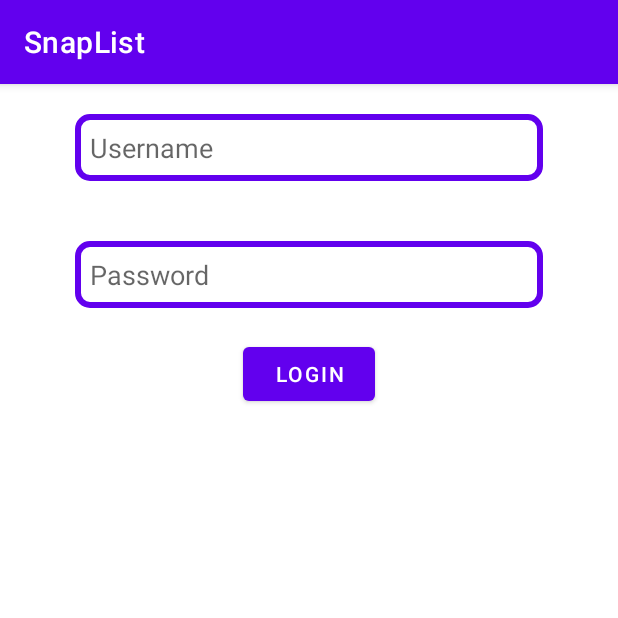
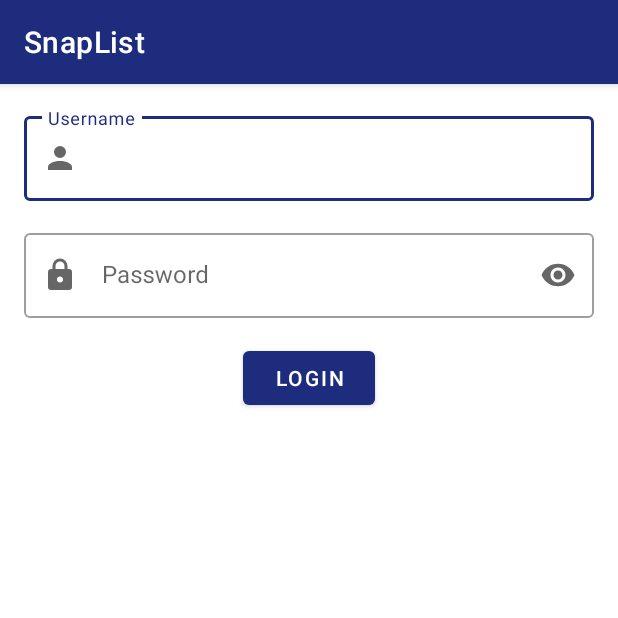
Before and after one commit to norppa/SnapListApp, an Android app: the screen it shows after launch (MainActivity), on a phone screen of 412 x 824 dp, the top half of it. Run offline under Robolectric (Android 15) with nearby library versions, the light colour scheme and no system bars; our stand-ins replace Volley; Roboto replaces fonts that are not available here.

Commit message:
improve looks

```diff
--- a/app/src/main/java/com/ducksoup/snaplist/LoginFragment.kt
+++ b/app/src/main/java/com/ducksoup/snaplist/LoginFragment.kt
@@ -10,13 +10,13 @@ import android.view.inputmethod.InputMethodManager
 import android.widget.Button
 import android.widget.EditText
 import androidx.navigation.findNavController
+import com.google.android.material.textfield.TextInputEditText
 
 class LoginFragment : Fragment() {
     override fun onCreateView(
         inflater: LayoutInflater, container: ViewGroup?,
         savedInstanceState: Bundle?
     ): View? {
-        // Inflate the layout for this fragment
         return inflater.inflate(R.layout.fragment_login, container, false)
     }
 
@@ -26,8 +26,8 @@ class LoginFragment : Fragment() {
     }
 
     private fun login(view: View) {
-        val username = view.findViewById<EditText>(R.id.username).text.toString()
-        val password = view.findViewById<EditText>(R.id.password).text.toString()
+        val username = view.findViewById<TextInputEditText>(R.id.input_username).text.toString()
+        val password = view.findViewById<TextInputEditText>(R.id.input_password).text.toString()
         fun callback(token: String) {
             Token.setToken(token, requireActivity())
             view.findNavController().navigate(R.id.snapListFragment)
--- /dev/null
+++ b/app/src/main/res/drawable/icon_lock.xml
@@ -0,0 +1,8 @@
+<?xml version="1.0" encoding="utf-8"?>
+<vector xmlns:android="http://schemas.android.com/apk/res/android"
+    android:height="24dp"
+    android:width="24dp"
+    android:viewportWidth="24"
+    android:viewportHeight="24">
+    <path android:fillColor="#000" android:pathData="M12,17A2,2 0 0,0 14,15C14,13.89 13.1,13 12,13A2,2 0 0,0 10,15A2,2 0 0,0 12,17M18,8A2,2 0 0,1 20,10V20A2,2 0 0,1 18,22H6A2,2 0 0,1 4,20V10C4,8.89 4.9,8 6,8H7V6A5,5 0 0,1 12,1A5,5 0 0,1 17,6V8H18M12,3A3,3 0 0,0 9,6V8H15V6A3,3 0 0,0 12,3Z" />
+</vector>
--- /dev/null
+++ b/app/src/main/res/drawable/icon_user.xml
@@ -0,0 +1,8 @@
+<?xml version="1.0" encoding="utf-8"?>
+<vector xmlns:android="http://schemas.android.com/apk/res/android"
+    android:height="24dp"
+    android:width="24dp"
+    android:viewportWidth="24"
+    android:viewportHeight="24">
+    <path android:fillColor="#000" android:pathData="M12,4A4,4 0 0,1 16,8A4,4 0 0,1 12,12A4,4 0 0,1 8,8A4,4 0 0,1 12,4M12,14C16.42,14 20,15.79 20,18V20H4V18C4,15.79 7.58,14 12,14Z" />
+</vector>
--- a/app/src/main/res/drawable/input_border.xml
+++ /dev/null
@@ -1,8 +0,0 @@
-<?xml version="1.0" encoding="utf-8"?>
-<shape xmlns:android="http://schemas.android.com/apk/res/android"
-    android:shape="rectangle">
-    <stroke
-        android:width="4dp"
-        android:color="@color/purple_500" />
-    <corners android:radius="8dp" />
-</shape>
--- a/app/src/main/res/drawable/left_border.xml
+++ b/app/src/main/res/drawable/left_border.xml
@@ -2,13 +2,13 @@
 <layer-list xmlns:android="http://schemas.android.com/apk/res/android">
     <item>
         <shape android:shape="rectangle">
-            <solid android:color="@color/purple_700" />
+            <solid android:color="@color/blue_600" />
         </shape>
     </item>
     <item
         android:left="4dp">
         <shape android:shape="rectangle">
-            <solid android:color="@color/purple_200" />
+            <solid android:color="@color/blue_600" />
         </shape>
     </item>
     <item
--- a/app/src/main/res/layout/add_list_dialog.xml
+++ b/app/src/main/res/layout/add_list_dialog.xml
@@ -1,7 +1,6 @@
 <?xml version="1.0" encoding="utf-8"?>
 <LinearLayout
     xmlns:android="http://schemas.android.com/apk/res/android"
-    xmlns:app="http://schemas.android.com/apk/res-auto"
     android:layout_width="match_parent"
     android:layout_height="match_parent"
     android:orientation="vertical">
@@ -12,7 +11,7 @@
         android:layout_marginStart="16dp"
         android:layout_marginEnd="16dp"
         android:layout_marginTop="16dp"
-        android:hint="List Name"
+        android:hint="@string/hint_list_name"
         style="@style/Widget.MaterialComponents.TextInputLayout.OutlinedBox">
 
         <com.google.android.material.textfield.TextInputEditText
--- a/app/src/main/res/layout/fragment_login.xml
+++ b/app/src/main/res/layout/fragment_login.xml
@@ -1,41 +1,56 @@
 <?xml version="1.0" encoding="utf-8"?>
 <LinearLayout xmlns:android="http://schemas.android.com/apk/res/android"
+    xmlns:app="http://schemas.android.com/apk/res-auto"
     xmlns:tools="http://schemas.android.com/tools"
     android:layout_width="match_parent"
     android:layout_height="wrap_content"
     android:orientation="vertical"
     tools:context=".MainActivity">
 
-    <EditText
-        android:id="@+id/username"
+    <com.google.android.material.textfield.TextInputLayout
+        style="@style/Widget.MaterialComponents.TextInputLayout.OutlinedBox"
         android:layout_width="match_parent"
         android:layout_height="wrap_content"
-        android:layout_marginHorizontal="50dp"
-        android:layout_marginVertical="20dp"
-        android:background="@drawable/input_border"
-        android:ems="10"
-        android:hint="Username"
-        android:inputType="textPersonName"
-        android:paddingHorizontal="10dp"
-        android:paddingVertical="10dp" />
+        android:layout_marginStart="16dp"
+        android:layout_marginTop="16dp"
+        android:layout_marginEnd="16dp"
+        android:hint="@string/hint_username"
+        app:startIconDrawable="@drawable/icon_user">
 
-    <EditText
-        android:id="@+id/password"
+        <com.google.android.material.textfield.TextInputEditText
+            android:id="@+id/input_username"
+            android:layout_width="match_parent"
+            android:layout_height="match_parent"
+            android:inputType="text"
+            android:singleLine="true" />
+
+    </com.google.android.material.textfield.TextInputLayout>
+
+    <com.google.android.material.textfield.TextInputLayout
+        style="@style/Widget.MaterialComponents.TextInputLayout.OutlinedBox"
         android:layout_width="match_parent"
         android:layout_height="wrap_content"
-        android:layout_marginHorizontal="50dp"
-        android:layout_marginVertical="20dp"
-        android:background="@drawable/input_border"
-        android:ems="10"
-        android:hint="Password"
-        android:inputType="textPassword"
-        android:paddingHorizontal="10dp"
-        android:paddingVertical="10dp" />
+        android:layout_marginStart="16dp"
+        android:layout_marginTop="16dp"
+        android:layout_marginEnd="16dp"
+        android:hint="@string/hint_password"
+        app:endIconMode="password_toggle"
+        app:startIconDrawable="@drawable/icon_lock">
+
+        <com.google.android.material.textfield.TextInputEditText
+            android:id="@+id/input_password"
+            android:layout_width="match_parent"
+            android:layout_height="match_parent"
+            android:inputType="textPassword"
+            android:singleLine="true"/>
+
+    </com.google.android.material.textfield.TextInputLayout>
 
     <Button
         android:id="@+id/login"
         android:layout_width="wrap_content"
         android:layout_height="wrap_content"
+        android:layout_marginTop="16dp"
         android:layout_gravity="center"
         android:text="Login" />
 
--- a/app/src/main/res/layout/fragment_snap_list.xml
+++ b/app/src/main/res/layout/fragment_snap_list.xml
@@ -30,10 +30,12 @@
         android:layout_height="wrap_content"
         android:layout_margin="10dp"
         android:ems="10"
-        android:inputType="textPersonName"
+        android:inputType="text"
+        android:hint="@string/hint_item_name"
         app:layout_constraintBottom_toBottomOf="parent"
         app:layout_constraintEnd_toStartOf="@id/add_button"
-        app:layout_constraintStart_toStartOf="parent" />
+        app:layout_constraintStart_toStartOf="parent"
+        android:autofillHints="false" />
 
     <com.google.android.material.floatingactionbutton.FloatingActionButton
         android:id="@+id/add_button"
@@ -41,9 +43,9 @@
         android:layout_width="wrap_content"
         android:layout_height="wrap_content"
         android:layout_margin="10dp"
-        android:text="Add"
         app:layout_constraintBottom_toBottomOf="parent"
-        app:layout_constraintEnd_toEndOf="parent" />
+        app:layout_constraintEnd_toEndOf="parent"
+        android:contentDescription="@string/content_description_add_new_item_button" />
 
 
 </androidx.constraintlayout.widget.ConstraintLayout>
--- a/app/src/main/res/layout/list_item.xml
+++ b/app/src/main/res/layout/list_item.xml
@@ -1,7 +1,6 @@
 <?xml version="1.0" encoding="utf-8"?>
 <LinearLayout
     xmlns:android="http://schemas.android.com/apk/res/android"
-    xmlns:app="http://schemas.android.com/apk/res-auto"
     android:layout_width="match_parent"
     android:layout_height="wrap_content">
 
@@ -10,11 +9,10 @@
         android:layout_width="match_parent"
         android:layout_height="wrap_content"
         android:fontFamily="@font/arbutus_slab"
-        android:text="List Item Placeholder"
         android:textColor="@color/black"
         android:textSize="20sp"
         android:background="@drawable/left_border"
-        android:paddingLeft="10dp"
+        android:paddingHorizontal="10dp"
         android:paddingVertical="2dp"/>
 
 </LinearLayout>
--- a/app/src/main/res/menu/menu.xml
+++ b/app/src/main/res/menu/menu.xml
@@ -5,18 +5,18 @@
     <group android:id="@+id/menu_group_1">
         <item
             android:id="@+id/menu_delete_checked"
-            android:title="Delete checked items" />
+            android:title="@string/menu_delete_checked" />
         <item
             android:id="@+id/menu_delete_all"
-            android:title="Delete all items" />
+            android:title="@string/menu_delete_all" />
     </group>
     <group android:id="@+id/menu_group_2">
         <item
             android:id="@+id/menu_add_list"
-            android:title="Add a new list" />
+            android:title="@string/menu_add_list" />
         <item
             android:id="@+id/menu_delete_list"
-            android:title="Delete list" />
+            android:title="@string/menu_delete_list" />
     </group>
     <group android:id="@+id/menu_group_3">
         <item
--- a/app/src/main/res/values-night/themes.xml
+++ /dev/null
@@ -1,16 +0,0 @@
-<resources xmlns:tools="http://schemas.android.com/tools">
-    <!-- Base application theme. -->
-    <style name="Theme.SnapList" parent="Theme.MaterialComponents.DayNight.DarkActionBar">
-        <!-- Primary brand color. -->
-        <item name="colorPrimary">@color/purple_200</item>
-        <item name="colorPrimaryVariant">@color/purple_700</item>
-        <item name="colorOnPrimary">@color/black</item>
-        <!-- Secondary brand color. -->
-        <item name="colorSecondary">@color/teal_200</item>
-        <item name="colorSecondaryVariant">@color/teal_200</item>
-        <item name="colorOnSecondary">@color/black</item>
-        <!-- Status bar color. -->
-        <item name="android:statusBarColor" tools:targetApi="l">?attr/colorPrimaryVariant</item>
-        <!-- Customize your theme here. -->
-    </style>
-</resources>
--- a/app/src/main/res/values/colors.xml
+++ b/app/src/main/res/values/colors.xml
@@ -1,11 +1,22 @@
 <?xml version="1.0" encoding="utf-8"?>
 <resources>
-    <color name="purple_200">#FFBB86FC</color>
-    <color name="purple_500">#FF6200EE</color>
-    <color name="purple_700">#FF3700B3</color>
-    <color name="teal_200">#FF03DAC5</color>
-    <color name="teal_700">#FF018786</color>
+    <color name="blue_50">#e4e6f0</color>
+    <color name="blue_100">#bdc1db</color>
+    <color name="blue_200">#9198c3</color>
+    <color name="blue_300">#646faa</color>
+    <color name="blue_400">#435098</color>
+    <color name="blue_500">#223186</color>
+    <color name="blue_600">#1e2c7e</color>
+    <color name="blue_700">#192573</color>
+    <color name="blue_800">#141f69</color>
+    <color name="blue_900">#0c1356</color>
+    <color name="blue_A100">#8b94ff</color>
+    <color name="blue_A200">#5865ff</color>
+    <color name="blue_A400">#2536ff</color>
+    <color name="blue_A700">#0c1eff</color>
     <color name="black">#FF000000</color>
     <color name="white">#FFFFFFFF</color>
     <color name="gray">#606060</color>
+    <color name="red">#FF0000</color>
+
 </resources>
--- a/app/src/main/res/values/strings.xml
+++ b/app/src/main/res/values/strings.xml
@@ -2,4 +2,14 @@
     <string name="app_name">SnapList</string>
     <!-- TODO: Remove or change this placeholder text -->
     <string name="hello_blank_fragment">Hello blank fragment</string>
+    <string name="menu_delete_checked">Delete checked items</string>
+    <string name="menu_delete_all">Delete all items</string>
+    <string name="menu_add_list">Add a new list</string>
+    <string name="menu_delete_list">Delete list</string>
+    <string name="hint_list_name">List Name</string>
+    <string name="hint_item_name">New item</string>
+    <string name="content_description_add_new_item_button">Add new item</string>
+    <string name="hint_new_item_label">new item label</string>
+    <string name="hint_username">Username</string>
+    <string name="hint_password">Password</string>
 </resources>
--- a/app/src/main/res/values/themes.xml
+++ b/app/src/main/res/values/themes.xml
@@ -2,15 +2,14 @@
     <!-- Base application theme. -->
     <style name="Theme.SnapList" parent="Theme.MaterialComponents.DayNight.DarkActionBar">
         <!-- Primary brand color. -->
-        <item name="colorPrimary">@color/purple_500</item>
-        <item name="colorPrimaryVariant">@color/purple_700</item>
+        <item name="colorPrimary">@color/blue_600</item>
+        <item name="colorPrimaryDark">@color/blue_900</item>
         <item name="colorOnPrimary">@color/white</item>
         <!-- Secondary brand color. -->
-        <item name="colorSecondary">@color/teal_200</item>
-        <item name="colorSecondaryVariant">@color/teal_700</item>
-        <item name="colorOnSecondary">@color/black</item>
+        <item name="colorSecondary">@color/blue_600</item>
+        <item name="colorOnSecondary">@color/white</item>
         <!-- Status bar color. -->
-        <item name="android:statusBarColor" tools:targetApi="l">?attr/colorPrimaryVariant</item>
+        <item name="android:statusBarColor" tools:targetApi="l">?attr/colorPrimaryDark</item>
         <!-- Customize your theme here. -->
     </style>
 </resources>
```
